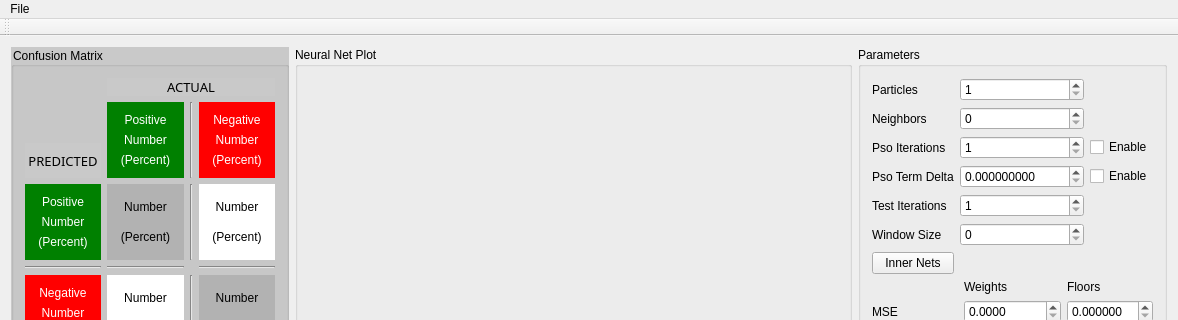
Before: the Qt Designer form frontend/mainwindow.ui in wboler05/pso_neural_net, drawn with Qt 5; both pictures show x 0 to 1178 and y 0 to 320 of the 1178 by 795 pixel window.
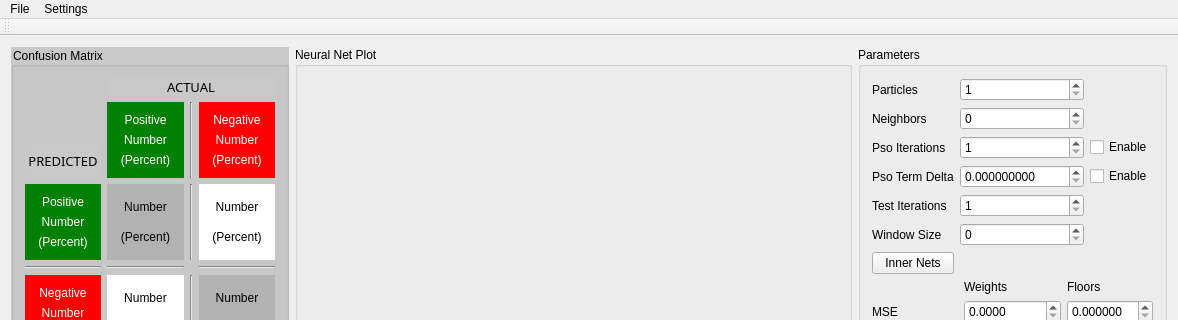
After: the same form once the commit is applied. Custom widgets are drawn as their Qt base class.

Diff of the .ui file:
```diff
--- a/frontend/mainwindow.ui
+++ b/frontend/mainwindow.ui
@@ -1249,7 +1249,14 @@
     <addaction name="separator"/>
     <addaction name="actionClose"/>
    </widget>
+   <widget class="QMenu" name="menuSettings">
+    <property name="title">
+     <string>Settings</string>
+    </property>
+    <addaction name="actionClear_Global_Best"/>
+   </widget>
    <addaction name="menuFile"/>
+   <addaction name="menuSettings"/>
   </widget>
   <widget class="QToolBar" name="mainToolBar">
    <attribute name="toolBarArea">
```
Left out of the diff: 8 changed lines with no effect on the pictures.
